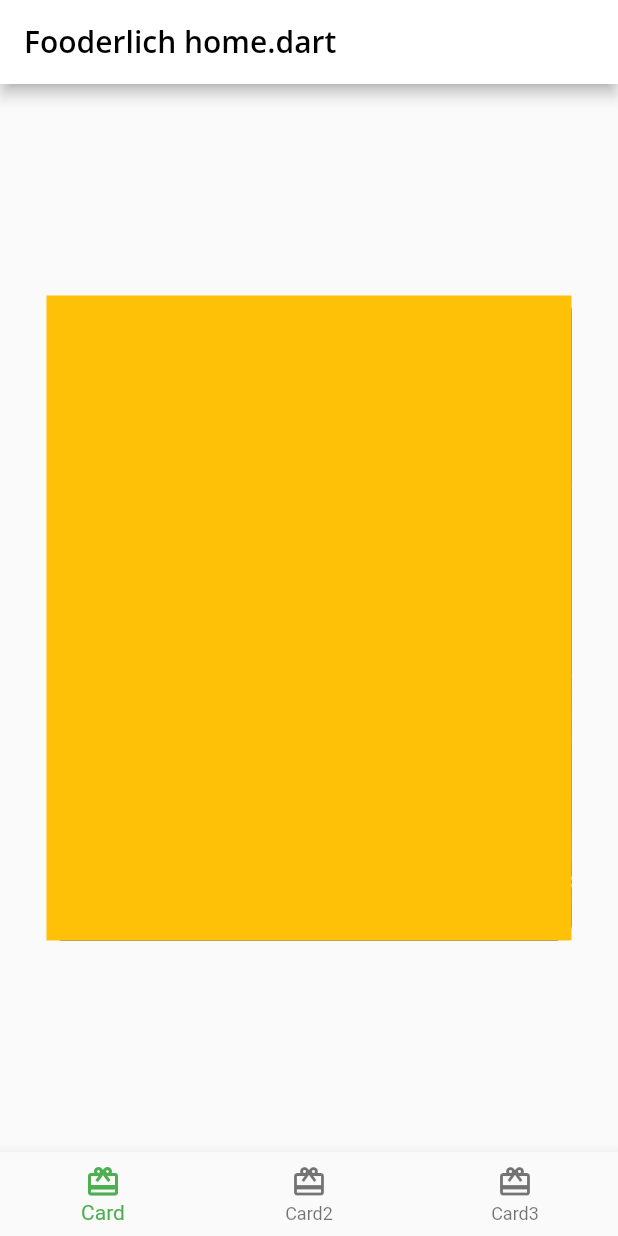
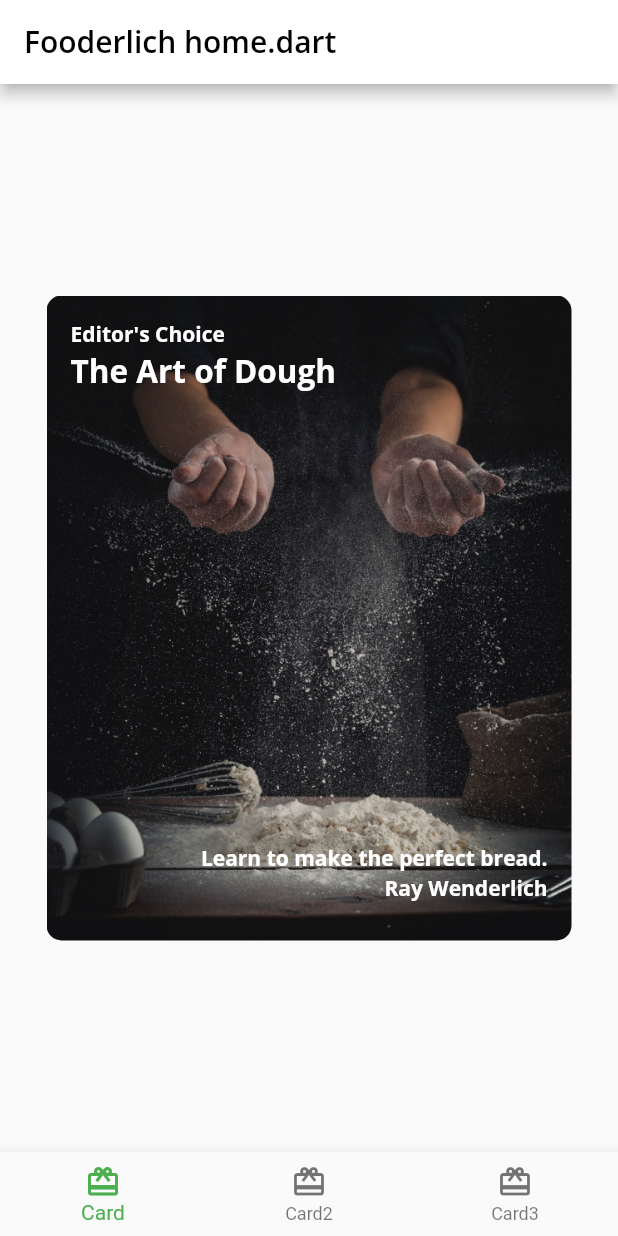
Before and after one commit to OscarAlmgren/apprentice_flutter, a Flutter app: the screen it shows after launch, on a phone screen of 412 x 824 dp. Run offline on Flutter 3.47's test engine with Material 2 defaults, Android fonts, the light colour scheme and no system bars; our stand-ins replace google_fonts.

Commit message:
card1 with Stack of texts overlay of decorationImage

```diff
--- a/lib/card1.dart
+++ b/lib/card1.dart
@@ -1,4 +1,5 @@
 import 'package:flutter/material.dart';
+import 'fooderlich_theme.dart';
 
 class Card1 extends StatelessWidget {
   const Card1({Key? key}) : super(key: key);
@@ -12,7 +13,38 @@
   Widget build(BuildContext context) {
     return Center(
       child: Container(
-        color: Colors.amber,
+        child: Stack(
+          children: [
+            Text(
+              category,
+              style: FooderlichTheme.darkTextTheme.bodyText1,
+            ),
+            Positioned(
+              child: Text(
+                title,
+                style: FooderlichTheme.darkTextTheme.headline2,
+              ),
+              top: 20,
+            ),
+            Positioned(
+              child: Text(
+                description,
+                style: FooderlichTheme.darkTextTheme.bodyText1,
+              ),
+              bottom: 30,
+              right: 0,
+            ),
+            Positioned(
+              child: Text(
+                chef,
+                style: FooderlichTheme.darkTextTheme.bodyText1,
+              ),
+              bottom: 10,
+              right: 0,
+            )
+          ],
+        ),
+        // color: Colors.amber,
         padding: const EdgeInsets.all(16),
         constraints: const BoxConstraints.expand(
           width: 350,
```
